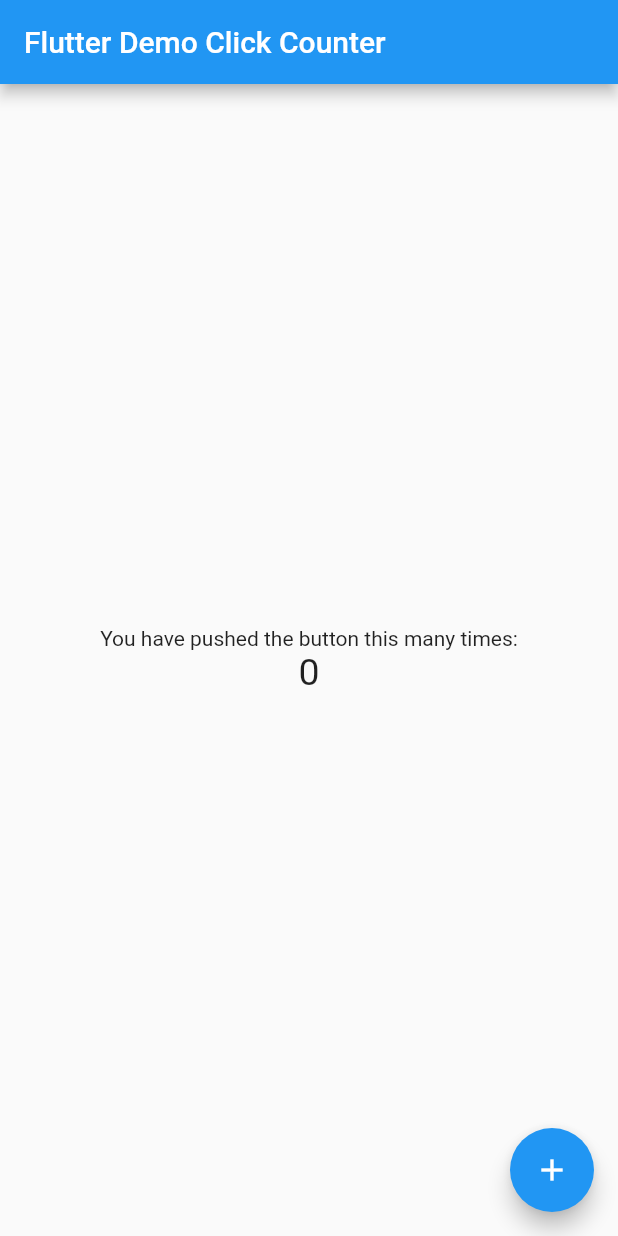
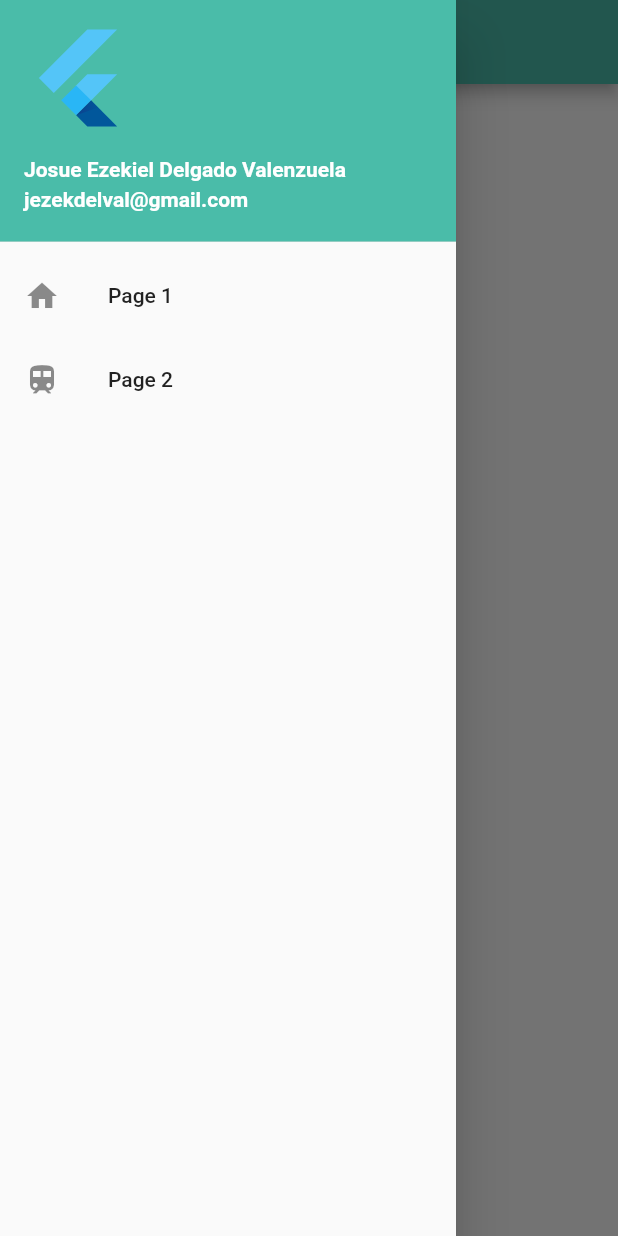
Before and after one commit to JosueDelVal/DrawerFlutLab, a Flutter app: the screen it shows after launch, with the side drawer open (before the commit the screen has no drawer), on a phone screen of 412 x 824 dp. Run offline on Flutter 3.47's test engine with Material 2 defaults, Android fonts, the phone set to English and light mode, and no system bars.

Commit message:
drawer V2

```diff
--- a/lib/main.dart
+++ b/lib/main.dart
@@ -4,15 +4,16 @@ void main() => runApp(MyApp());
 
 class MyApp extends StatelessWidget {
   const MyApp({super.key});
-  static const String _title = 'Flutter Stateful Clicker Counter';
-  // This widget is the root of your application.
+  static const String _title = 'Drawer en Flutter';
+
   @override
   Widget build(BuildContext context) {
     return MaterialApp(
       title: _title,
       theme: ThemeData(
-        primarySwatch: Colors.blue,
+        primarySwatch: Colors.green,
       ),
+      debugShowCheckedModeBanner: false,
       home: MyHomePage(),
     );
   }
@@ -20,71 +21,72 @@ class MyApp extends StatelessWidget {
 
 class MyHomePage extends StatefulWidget {
   const MyHomePage({super.key});
-  // This widget is the home page of your application. It is stateful, meaning
-  // that it has a State object (defined below) that contains fields that affect
-  // how it looks.
-  // This class is the configuration for the state.
   @override
   _MyHomePageState createState() => _MyHomePageState();
 }
 
 class _MyHomePageState extends State<MyHomePage> {
-  int _counter = 0;
-
-  void _incrementCounter() {
-    setState(() {
-      // This call to setState tells the Flutter framework that something has
-      // changed in this State, which causes it to rerun the build method below
-      // so that the display can reflect the updated values. If we changed
-      // _counter without calling setState(), then the build method would not be
-      // called again, and so nothing would appear to happen.
-      _counter++;
-    });
-  }
-
   @override
   Widget build(BuildContext context) {
-    // This method is rerun every time setState is called, for instance as done
-    // by the _incrementCounter method above.
-    //
-    // The Flutter framework has been optimized to make rerunning build methods
-    // fast, so that you can just rebuild anything that needs updating rather
-    // than having to individually change instances of widgets.
     return Scaffold(
       appBar: AppBar(
-        // Here we take the value from the MyHomePage object that was created by
-        // the App.build method, and use it to set our appbar title.
-        title: Text('Flutter Demo Click Counter'),
+        centerTitle: true,
+        title: const Text(
+          'Navigation Drawer',
+        ),
+        backgroundColor: const Color(0xff4abca9),
       ),
-      body: Center(
-        // Center is a layout widget. It takes a single child and positions it
-        // in the middle of the parent.
-        child: Column(
-          // Column is also a layout widget. It takes a list of children and
-          // arranges them vertically. By default, it sizes itself to fit its
-          // children horizontally, and tries to be as tall as its parent.
-          //
-          // Column has various properties to control how it sizes itself and
-          // how it positions its children. Here we use mainAxisAlignment to
-          // center the children vertically; the main axis here is the vertical
-          // axis because Columns are vertical (the cross axis would be
-          // horizontal).
-          mainAxisAlignment: MainAxisAlignment.center,
-          children: <Widget>[
-            Text(
-              'You have pushed the button this many times:',
+      drawer: Drawer(
+        child: ListView(
+          // Important: Remove any padding from the ListView.
+          padding: EdgeInsets.zero,
+          children: [
+            const UserAccountsDrawerHeader(
+              // <-- SEE HERE
+              decoration: BoxDecoration(color: const Color(0xff4abca9)),
+              accountName: Text(
+                "Josue Ezekiel Delgado Valenzuela",
+                style: TextStyle(
+                  fontWeight: FontWeight.bold,
+                ),
+              ),
+              accountEmail: Text(
+                "jezekdelval@gmail.com",
+                style: TextStyle(
+                  fontWeight: FontWeight.bold,
+                ),
+              ),
+              currentAccountPicture: FlutterLogo(),
             ),
-            Text(
-              '$_counter',
-              style: TextStyle(fontSize: 25),
+            ListTile(
+              leading: Icon(
+                Icons.home,
+              ),
+              title: const Text('Page 1'),
+              onTap: () {
+                Navigator.pop(context);
+              },
+            ),
+            ListTile(
+              leading: Icon(
+                Icons.train,
+              ),
+              title: const Text('Page 2'),
+              onTap: () {
+                Navigator.pop(context);
+              },
             ),
           ],
         ),
       ),
-      floatingActionButton: FloatingActionButton(
-        onPressed: _incrementCounter,
-        tooltip: 'Increment',
-        child: Icon(Icons.add),
+      body: Center(
+        child: Column(
+          children: [
+            SizedBox(
+              height: 50,
+            ),
+          ],
+        ),
       ),
     );
   }
```
